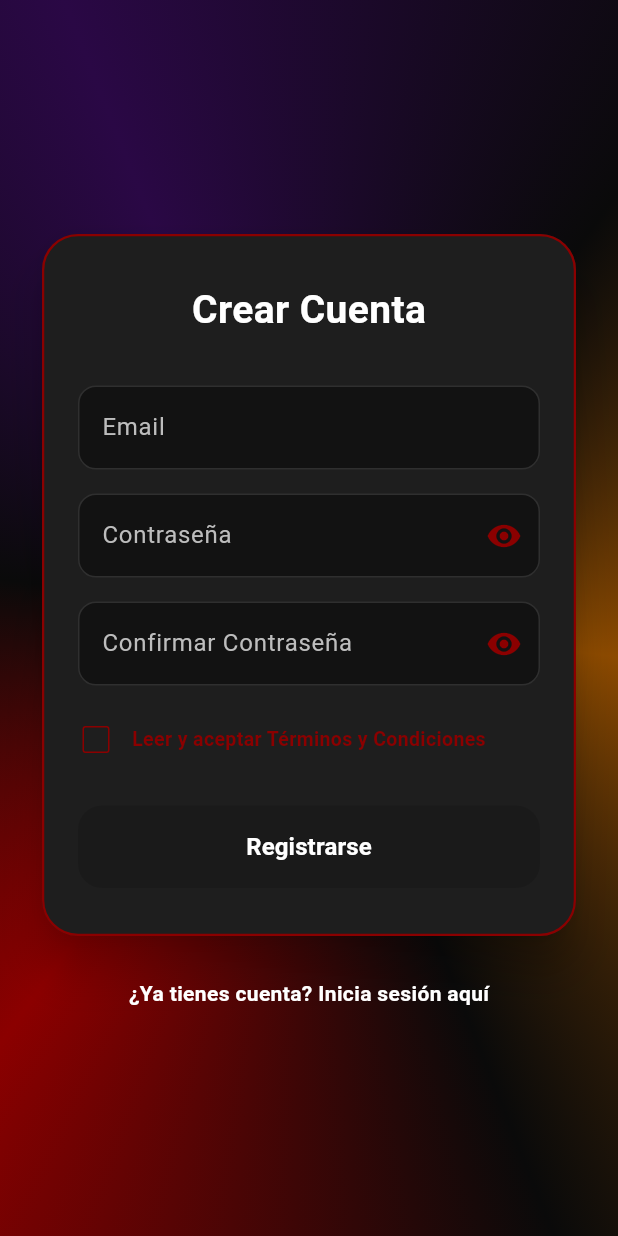
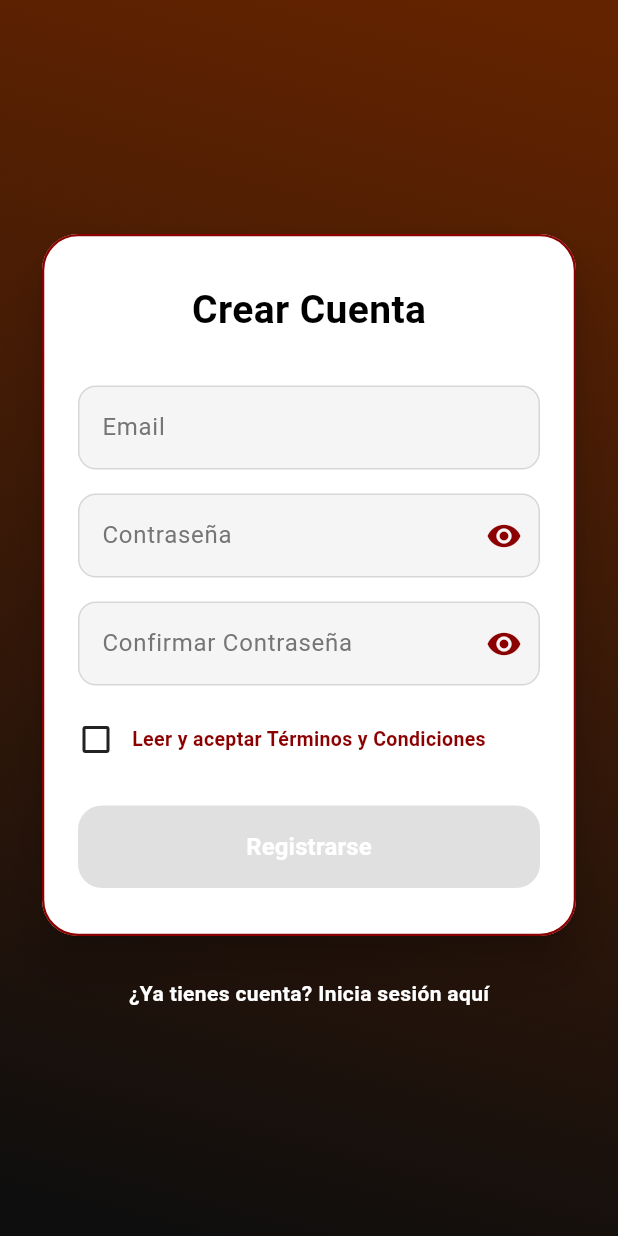
Before and after one commit to Javip01/fidelidad_flutter, a Flutter app: the RegisterScreen screen opened by its route, on a phone screen of 412 x 824 dp. Run offline on Flutter 3.47's test engine with Material 3 defaults, Android fonts, the phone set to English and light mode, and no system bars; our stand-ins replace image_picker, qr_flutter.

Commit message:
Actualización de pantalla de Registro, mejora del fondo a uno menos molesto y más agradable

```diff
--- a/lib/screens/register_screen.dart
+++ b/lib/screens/register_screen.dart
@@ -6,51 +6,23 @@
   State<RegisterScreen> createState() => _RegisterScreenState();
 }
 
-class _RegisterScreenState extends State<RegisterScreen> with SingleTickerProviderStateMixin {
+class _RegisterScreenState extends State<RegisterScreen> {
   bool _aceptoCondiciones = false;
-  late AnimationController _bgController;
-
-  @override
-  void initState() {
-    super.initState();
-    // Controlador para el fondo animado
-    _bgController = AnimationController(vsync: this, duration: const Duration(seconds: 10))..repeat();
-  }
-
-  @override
-  void dispose() {
-    _bgController.dispose();
-    super.dispose();
-  }
 
   @override
   Widget build(BuildContext context) {
     return Scaffold(
       body: Stack(
         children: [
-          // FONDO ANIMADO (Negro con degradados de colores rotando)
-          AnimatedBuilder(
-            animation: _bgController,
-            builder: (context, child) {
-              return Container(
-                decoration: BoxDecoration(
-                  gradient: SweepGradient(
-                    center: Alignment.center,
-                    colors: const [
-                      Color(0xFF0A0A0A), Color(0xFF8B0000),
-                      Color(0xFF0A0A0A), Color(0xFF2A0845),
-                      Color(0xFF0A0A0A), Color(0xFF8C4A00),
-                      Color(0xFF0A0A0A)
-                    ],
-                    stops: const [0.0, 0.16, 0.33, 0.5, 0.66, 0.83, 1.0],
-                    transform: GradientRotation(_bgController.value * 6.28),
-                  ),
-                ),
-              );
-            },
+          // FONDO CON LA ANIMACIÓN DE LOS GRADIENTES XML (Ampliado)
+          const Positioned.fill(
+            child: AnimacionXMLGradient(
+              borderRadius: BorderRadius.zero,
+              child: SizedBox.expand(),
+            ),
           ),
 
-          // CONTENIDO DEL REGISTRO
+          // CONTENIDO DEL REGISTRO (Modo Claro)
           Center(
             child: SingleChildScrollView(
               padding: const EdgeInsets.all(24),
@@ -58,10 +30,10 @@
                 mainAxisSize: MainAxisSize.min,
                 children: [
                   Card(
-                    color: const Color(0xFF1E1E1E), // Fondo oscuro de la tarjeta
+                    color: Colors.white, // MODO CLARO
                     shape: RoundedRectangleBorder(
                       borderRadius: BorderRadius.circular(24),
-                      side: const BorderSide(color: Color(0xFF8B0000), width: 1.5), // Borde rojo
+                      side: const BorderSide(color: Color(0xFF8B0000), width: 1.5),
                     ),
                     elevation: 12,
                     child: Padding(
@@ -69,17 +41,18 @@
                       child: Column(
                         mainAxisSize: MainAxisSize.min,
                         children: [
-                          const Text("Crear Cuenta", style: TextStyle(fontSize: 26, fontWeight: FontWeight.bold, color: Colors.white)),
+                          const Text(
+                              "Crear Cuenta",
+                              style: TextStyle(fontSize: 26, fontWeight: FontWeight.bold, color: Colors.black) // Texto Negro
+                          ),
                           const SizedBox(height: 32),
 
-                          // SOLO EMAIL Y CONTRASEÑAS
                           _buildTextField("Email", false),
                           _buildTextField("Contraseña", true),
                           _buildTextField("Confirmar Contraseña", true),
 
                           const SizedBox(height: 8),
 
-                          // CHECKBOX CONDICIONES
                           Row(
                             crossAxisAlignment: CrossAxisAlignment.center,
                             children: [
@@ -91,19 +64,20 @@
                                   onChanged: (val) => setState(() => _aceptoCondiciones = val!),
                                   checkColor: Colors.white,
                                   activeColor: const Color(0xFF8B0000),
-                                  side: const BorderSide(color: Color(0xFF8B0000)),
                                 ),
                               ),
                               const SizedBox(width: 12),
                               const Expanded(
-                                child: Text("Leer y aceptar Términos y Condiciones", style: TextStyle(color: Color(0xFF8B0000), fontWeight: FontWeight.bold, fontSize: 13)),
+                                child: Text(
+                                    "Leer y aceptar Términos y Condiciones",
+                                    style: TextStyle(color: Color(0xFF8B0000), fontWeight: FontWeight.bold, fontSize: 13)
+                                ),
                               ),
                             ],
                           ),
 
                           const SizedBox(height: 32),
 
-                          // BOTÓN REGISTRARSE
                           SizedBox(
                             width: double.infinity,
                             height: 55,
@@ -122,10 +96,12 @@
                   ),
                   const SizedBox(height: 24),
 
-                  // VOLVER AL LOGIN
                   GestureDetector(
                     onTap: () => Navigator.pop(context),
-                    child: const Text("¿Ya tienes cuenta? Inicia sesión aquí", style: TextStyle(color: Colors.white, fontWeight: FontWeight.bold, fontSize: 14)),
+                    child: const Text(
+                        "¿Ya tienes cuenta? Inicia sesión aquí",
+                        style: TextStyle(color: Colors.white, fontWeight: FontWeight.bold, fontSize: 14)
+                    ),
                   ),
                 ],
               ),
@@ -141,15 +117,15 @@
       padding: const EdgeInsets.only(bottom: 16),
       child: TextField(
         obscureText: obscure,
-        style: const TextStyle(color: Colors.white),
+        style: const TextStyle(color: Colors.black), // Texto Negro
         decoration: InputDecoration(
           labelText: label,
-          labelStyle: TextStyle(color: Colors.grey.shade400),
+          labelStyle: TextStyle(color: Colors.grey.shade600),
           filled: true,
-          fillColor: const Color(0xFF121212), // Fondo más oscuro para el input
+          fillColor: const Color(0xFFF5F5F5),
           border: OutlineInputBorder(borderRadius: BorderRadius.circular(12)),
           enabledBorder: OutlineInputBorder(
-            borderSide: const BorderSide(color: Colors.white12),
+            borderSide: const BorderSide(color: Colors.black12),
             borderRadius: BorderRadius.circular(12),
           ),
           focusedBorder: OutlineInputBorder(
@@ -162,3 +138,51 @@
     );
   }
 }
+
+// INCLUYO LA ANIMACIÓN AQUÍ PARA QUE FUNCIONE AL COPIAR/PEGAR
+class AnimacionXMLGradient extends StatefulWidget {
+  final Widget child;
+  final BorderRadius borderRadius;
+  const AnimacionXMLGradient({super.key, required this.child, required this.borderRadius});
+
+  @override
+  State<AnimacionXMLGradient> createState() => _AnimacionXMLGradientState();
+}
+
+class _AnimacionXMLGradientState extends State<AnimacionXMLGradient> with SingleTickerProviderStateMixin {
+  late AnimationController _controller;
+  final LinearGradient grad1 = const LinearGradient(colors: [Color(0xFF0A0A0A), Color(0xFF3E0000)], begin: Alignment.bottomLeft, end: Alignment.topRight);
+  final LinearGradient grad2 = const LinearGradient(colors: [Color(0xFF121212), Color(0xFF8C4A00)], begin: Alignment.bottomCenter, end: Alignment.topCenter);
+  final LinearGradient grad3 = const LinearGradient(colors: [Color(0xFF000000), Color(0xFF2A0845)], begin: Alignment.bottomRight, end: Alignment.topLeft);
+
+  @override
+  void initState() {
+    super.initState();
+    _controller = AnimationController(vsync: this, duration: const Duration(seconds: 12))..repeat();
+  }
+
+  @override
+  void dispose() {
+    _controller.dispose();
+    super.dispose();
+  }
+
+  @override
+  Widget build(BuildContext context) {
+    return AnimatedBuilder(
+      animation: _controller,
+      builder: (context, child) {
+        double t = _controller.value * 3;
+        LinearGradient currentGradient;
+        if (t < 1) currentGradient = LinearGradient.lerp(grad1, grad2, t)!;
+        else if (t < 2) currentGradient = LinearGradient.lerp(grad2, grad3, t - 1)!;
+        else currentGradient = LinearGradient.lerp(grad3, grad1, t - 2)!;
+
+        return Container(
+          decoration: BoxDecoration(borderRadius: widget.borderRadius, gradient: currentGradient),
+          child: widget.child,
+        );
+      },
+    );
+  }
+}
```
